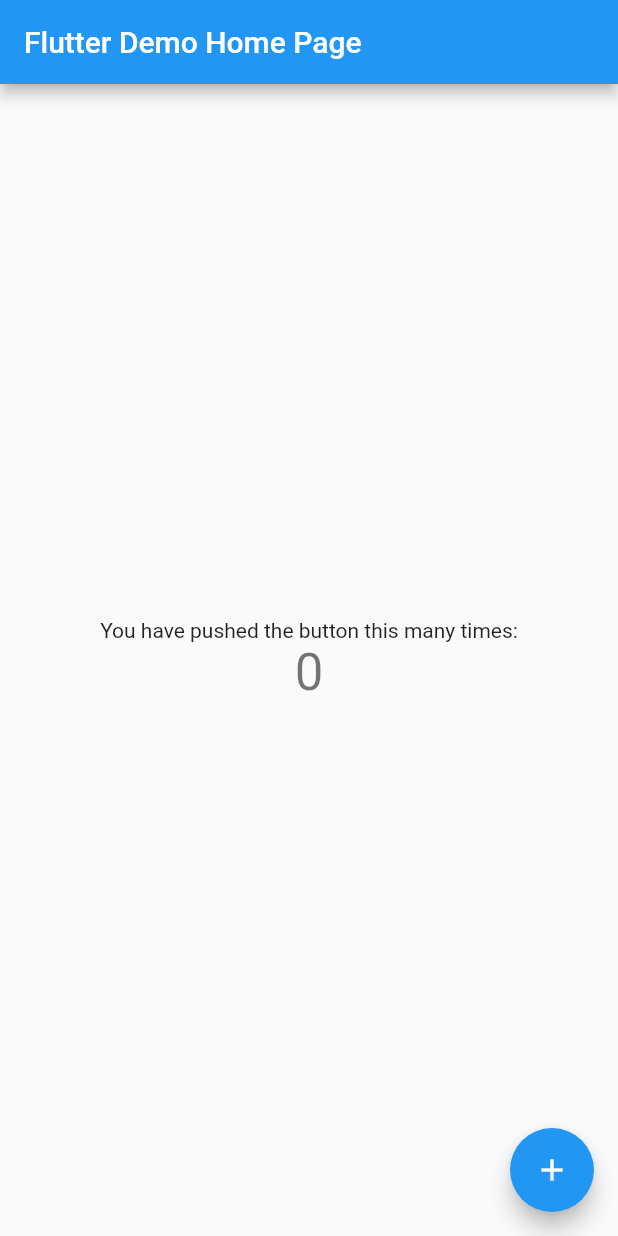
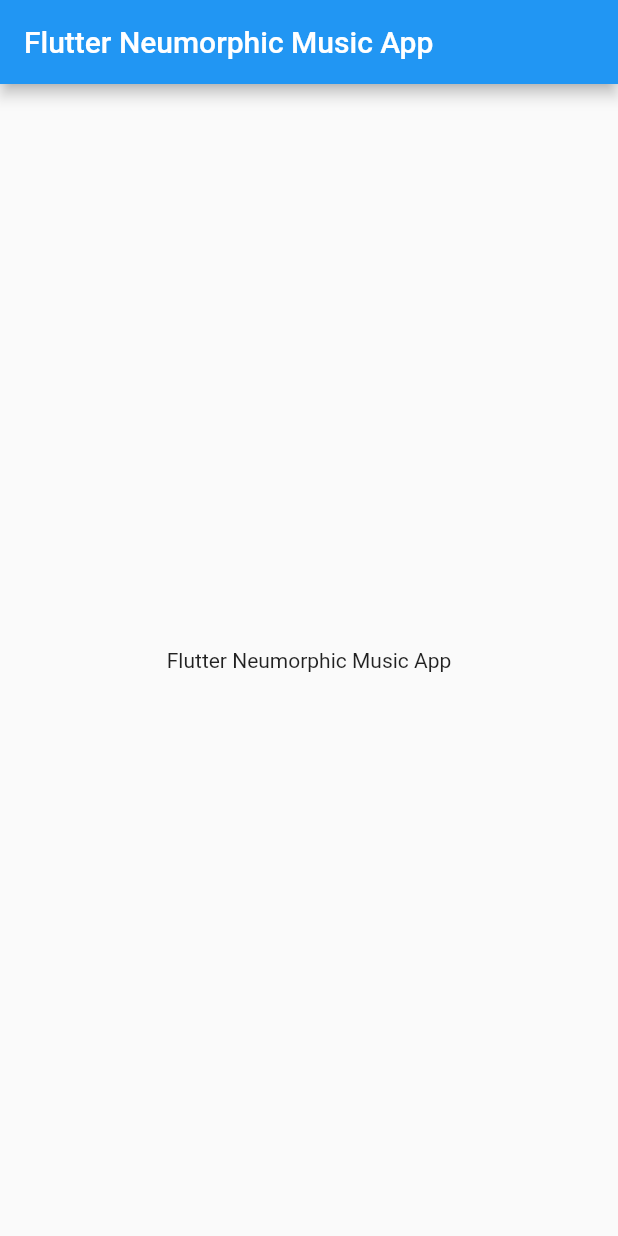
Before and after one commit to maxgdev/neumorphic_mp, a Flutter app: the screen it shows after launch, on a phone screen of 412 x 824 dp. Run offline on Flutter 3.47's test engine with Material 2 defaults, Android fonts, the phone set to English and light mode, and no system bars.

Commit message:
Boilerplate code cleanup

```diff
--- a/lib/main.dart
+++ b/lib/main.dart
@@ -9,39 +9,22 @@ class MyApp extends StatelessWidget {
   @override
   Widget build(BuildContext context) {
     return MaterialApp(
-      title: 'Flutter Demo',
+      // Hide the Debug banner
+      debugShowCheckedModeBanner: false,
+      title: 'Flutter Neumorphic Music App',
       theme: ThemeData(
-        // This is the theme of your application.
-        //
-        // Try running your application with "flutter run". You'll see the
-        // application has a blue toolbar. Then, without quitting the app, try
-        // changing the primarySwatch below to Colors.green and then invoke
-        // "hot reload" (press "r" in the console where you ran "flutter run",
-        // or simply save your changes to "hot reload" in a Flutter IDE).
-        // Notice that the counter didn't reset back to zero; the application
-        // is not restarted.
+
         primarySwatch: Colors.blue,
-        // This makes the visual density adapt to the platform that you run
-        // the app on. For desktop platforms, the controls will be smaller and
-        // closer together (more dense) than on mobile platforms.
+
         visualDensity: VisualDensity.adaptivePlatformDensity,
       ),
-      home: MyHomePage(title: 'Flutter Demo Home Page'),
+      home: MyHomePage(title: 'Flutter Neumorphic Music App'),
     );
   }
 }
 
 class MyHomePage extends StatefulWidget {
   MyHomePage({Key key, this.title}) : super(key: key);
-
-  // This widget is the home page of your application. It is stateful, meaning
-  // that it has a State object (defined below) that contains fields that affect
-  // how it looks.
-
-  // This class is the configuration for the state. It holds the values (in this
-  // case the title) provided by the parent (in this case the App widget) and
-  // used by the build method of the State. Fields in a Widget subclass are
-  // always marked "final".
 
   final String title;
 
@@ -50,68 +33,30 @@ class MyHomePage extends StatefulWidget {
 }
 
 class _MyHomePageState extends State<MyHomePage> {
-  int _counter = 0;
 
-  void _incrementCounter() {
-    setState(() {
-      // This call to setState tells the Flutter framework that something has
-      // changed in this State, which causes it to rerun the build method below
-      // so that the display can reflect the updated values. If we changed
-      // _counter without calling setState(), then the build method would not be
-      // called again, and so nothing would appear to happen.
-      _counter++;
-    });
-  }
 
   @override
   Widget build(BuildContext context) {
-    // This method is rerun every time setState is called, for instance as done
-    // by the _incrementCounter method above.
-    //
-    // The Flutter framework has been optimized to make rerunning build methods
-    // fast, so that you can just rebuild anything that needs updating rather
-    // than having to individually change instances of widgets.
+
     return Scaffold(
       appBar: AppBar(
-        // Here we take the value from the MyHomePage object that was created by
-        // the App.build method, and use it to set our appbar title.
+
         title: Text(widget.title),
       ),
       body: Center(
-        // Center is a layout widget. It takes a single child and positions it
-        // in the middle of the parent.
+
         child: Column(
-          // Column is also a layout widget. It takes a list of children and
-          // arranges them vertically. By default, it sizes itself to fit its
-          // children horizontally, and tries to be as tall as its parent.
-          //
-          // Invoke "debug painting" (press "p" in the console, choose the
-          // "Toggle Debug Paint" action from the Flutter Inspector in Android
-          // Studio, or the "Toggle Debug Paint" command in Visual Studio Code)
-          // to see the wireframe for each widget.
-          //
-          // Column has various properties to control how it sizes itself and
-          // how it positions its children. Here we use mainAxisAlignment to
-          // center the children vertically; the main axis here is the vertical
-          // axis because Columns are vertical (the cross axis would be
-          // horizontal).
+
           mainAxisAlignment: MainAxisAlignment.center,
           children: <Widget>[
             Text(
-              'You have pushed the button this many times:',
+              'Flutter Neumorphic Music App',
             ),
-            Text(
-              '$_counter',
-              style: Theme.of(context).textTheme.headline4,
-            ),
+
           ],
         ),
       ),
-      floatingActionButton: FloatingActionButton(
-        onPressed: _incrementCounter,
-        tooltip: 'Increment',
-        child: Icon(Icons.add),
-      ), // This trailing comma makes auto-formatting nicer for build methods.
+
     );
   }
 }
```
Also changed, not shown: pubspec.yaml (+1 -24 lines), 2 other files.
